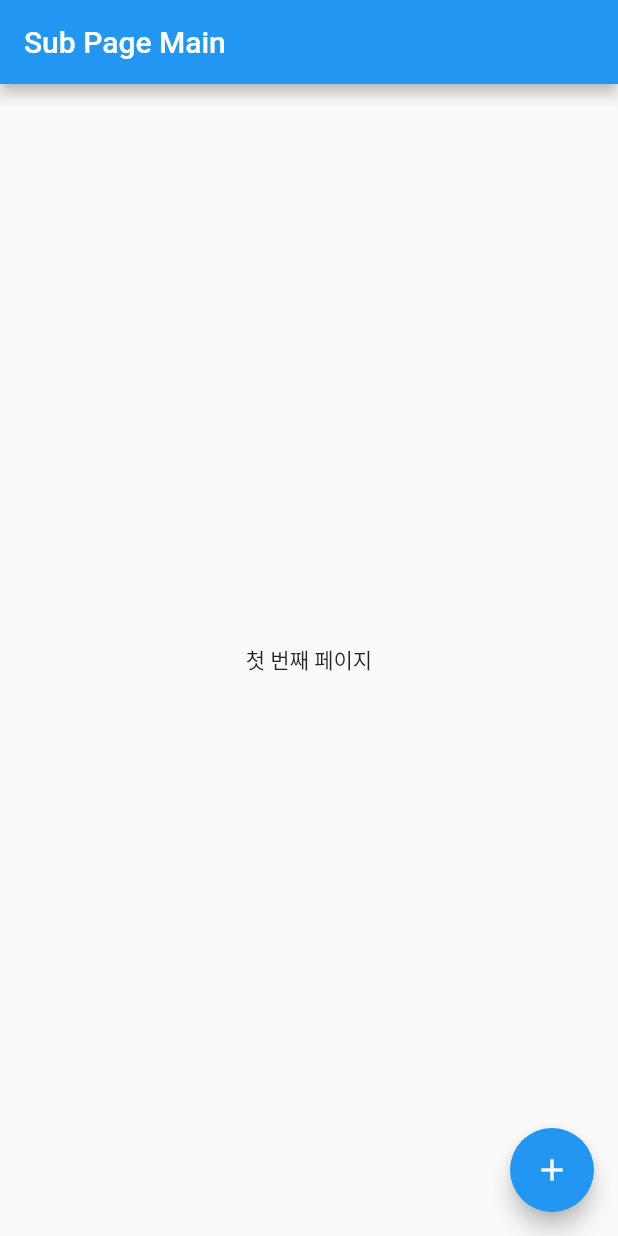
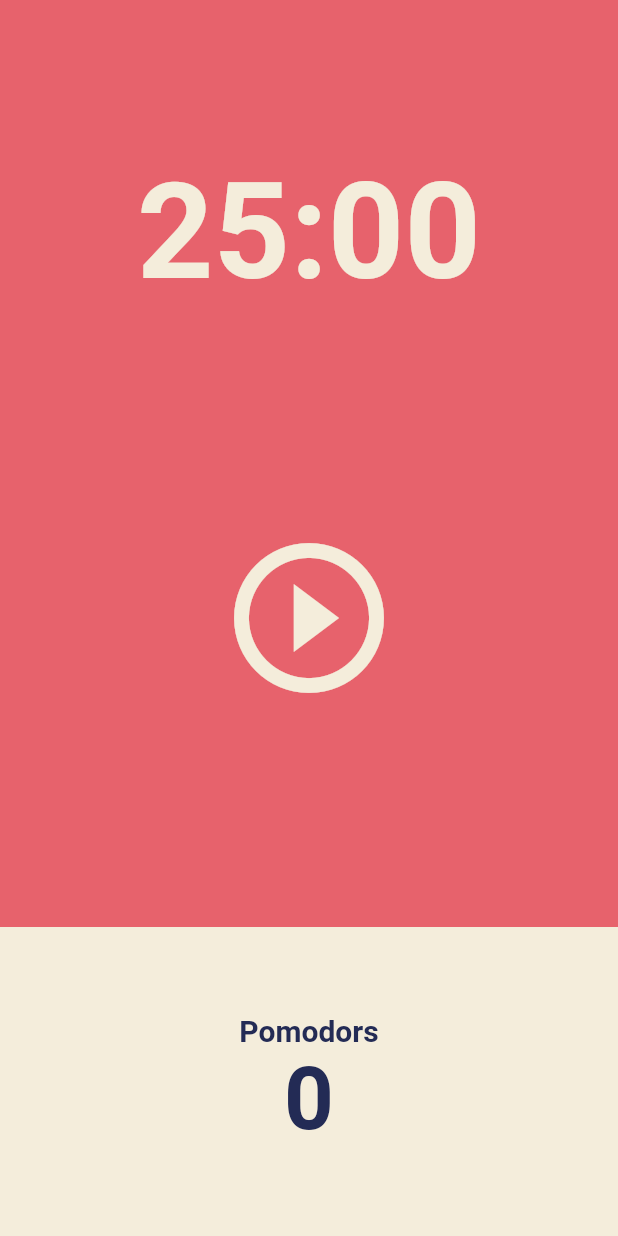
Before and after one commit to yeshforest/flutterStudy, a Flutter app: the screen it shows after launch, on a phone screen of 412 x 824 dp. Run offline on Flutter 3.47's test engine with Material 2 defaults, Android fonts, the phone set to English and light mode, and no system bars.

Commit message:
[feat] pomodor UI by using Flexible, Expanded

```diff
--- a/lib/main.dart
+++ b/lib/main.dart
@@ -1,4 +1,5 @@
 import 'package:flutter/material.dart';
+import 'package:toonflix/screens/home_screen.dart';
 
 void main() {
   runApp(MyApp());
@@ -10,72 +11,15 @@ class MyApp extends StatelessWidget {
     return MaterialApp(
         title: 'Subpage Example',
         theme: ThemeData(
-          primarySwatch: Colors.blue,
+          backgroundColor: const Color(0xFFE7626C),
+          textTheme: const TextTheme(
+            headline1: TextStyle(
+              color: Color(0xFF232B55),
+            ),
+          ),
+          cardColor: const Color(0xFFF4EDDB),
         ),
-        initialRoute: '/',
-        routes: {
-          '/': (context) => FirstPage(),
-          '/second': (context) => SecondPage()
-        });
-  }
-}
-
-class FirstPage extends StatefulWidget {
-  @override
-  State<FirstPage> createState() => _FirstPage();
-}
-
-class _FirstPage extends State<FirstPage> {
-  @override
-  Widget build(BuildContext context) {
-    return Scaffold(
-      appBar: AppBar(
-        title: Text('Sub Page Main '),
-      ),
-      body: Container(
-        child: Center(
-          child: Text('첫 번째 페이지'),
-        ),
-      ),
-      floatingActionButton: FloatingActionButton(
-        onPressed: () {
-          Navigator.of(context)
-              .pushNamed('/second', arguments: SecondPageArguments(number: 5));
-        },
-        child: Icon(Icons.add),
-      ),
+      home:const HomeScreen(),
     );
   }
 }
-
-class SecondPageArguments {
-  final int number;
-
-  SecondPageArguments({required this.number});
-}
-
-class SecondPage extends StatelessWidget {
-  @override
-  Widget build(BuildContext context) {
-    final args =
-        ModalRoute.of(context)!.settings.arguments as SecondPageArguments;
-    return Scaffold(
-        appBar: AppBar(
-          title: Text('Second Page'),
-        ),
-        body: Container(
-            child: Center(
-          child: ElevatedButton(
-            onPressed: () {
-              Navigator.of(context).pop();
-            },
-            child: Column(
-              children: [
-                Text('돌아가기'),
-                Text('${args.number}'),
-              ],
-            ),
-          ),
-        )));
-  }
-}
--- a/lib/screens/home_screen.dart
+++ b/lib/screens/home_screen.dart
@@ -1,68 +1,75 @@
 import 'package:flutter/material.dart';
 
+class HomeScreen extends StatefulWidget {
+  const HomeScreen({Key? key}) : super(key: key);
 
-void main() {
-  runApp(MyApp());
+  @override
+  State<HomeScreen> createState() => _HomeScreenState();
 }
 
-class MyApp extends StatelessWidget {
-  @override
-  Widget build(BuildContext context) {
-    return MaterialApp(
-      title: 'Subpage Example',
-      theme: ThemeData(
-        primarySwatch: Colors.blue,
-      ),
-      home: FirstPage(),
-    );
-  }
-}
-
-class FirstPage extends StatefulWidget {
-  @override
-  State<FirstPage> createState() => _FirstPage();
-}
-
-class _FirstPage extends State<FirstPage> {
-
-  @override
-  Widget build(BuildContext context){
-    return Scaffold(
-      appBar: AppBar(
-        title: Text('Sub Page Main '),
-      ),
-      body: Container(
-        child: Center(
-          child: Text('첫 번째 페이지'),
-        ),
-      ),
-      floatingActionButton: FloatingActionButton(
-        onPressed: (){
-          Navigator.of(context)
-              .push(MaterialPageRoute(builder: (context)=> SecondPage()));
-        },
-        child: Icon(Icons.add),
-      ),
-    );
-  }
-}
-class SecondPage extends StatelessWidget {
+class _HomeScreenState extends State<HomeScreen> {
   @override
   Widget build(BuildContext context) {
     return Scaffold(
-        appBar: AppBar(
-          title: Text('Second Page'),
-        ),
-        body: Container(
-            child: Center(
-              child: ElevatedButton(
-                onPressed: (){
-                  Navigator.of(context).pop();
-                },
-                child: Text('돌아가기'),
-              ),
-            )
-        )
-    );
+        backgroundColor: Theme.of(context).backgroundColor,
+        body: Column(
+          children: [
+            Flexible(
+                flex: 1,
+                child: Container(
+                  alignment: Alignment.bottomCenter,
+                  child: Text(
+                    '25:00',
+                    style: TextStyle(
+                        color: Theme.of(context).cardColor,
+                        fontSize: 89,
+                        fontWeight: FontWeight.w600),
+                  ),
+                )),
+            Flexible(
+                flex: 2,
+                child: Center(
+                    child: IconButton(
+                  iconSize: 120,
+                  color: Theme.of(context).cardColor,
+                  icon: const Icon(Icons.play_circle_outline),
+                  onPressed: () {},
+                ))),
+            Flexible(
+                flex: 1,
+                child: Row(
+                  children: [
+                    Expanded(
+                      child: Container(
+                          decoration:
+                              BoxDecoration(color: Theme.of(context).cardColor),
+                          child: Column(
+                            mainAxisAlignment: MainAxisAlignment.center,
+                            children: [
+                              Text("Pomodors",
+                                  style: TextStyle(
+                                    fontSize: 20,
+                                    fontWeight: FontWeight.w600,
+                                    color: Theme.of(context)
+                                        .textTheme
+                                        .headline1!
+                                        .color,
+                                  )),
+                              Text('0',
+                                  style: TextStyle(
+                                    fontSize: 58,
+                                    fontWeight: FontWeight.w600,
+                                    color: Theme.of(context)
+                                        .textTheme
+                                        .headline1!
+                                        .color,
+                                  )),
+                            ],
+                          )),
+                    ),
+                  ],
+                ))
+          ],
+        ));
   }
 }
```
